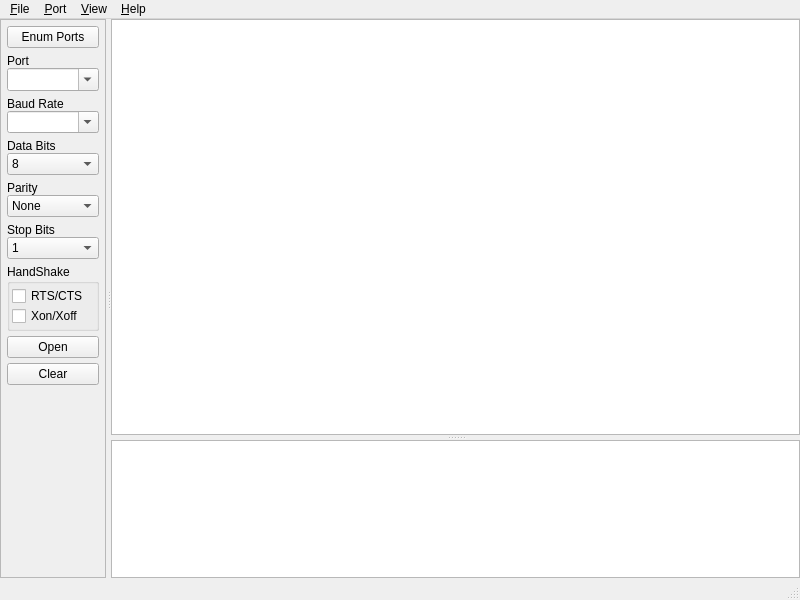
Qt form gui_qt5/mainwindow.ui (gamesun/UartVide) before a commit.
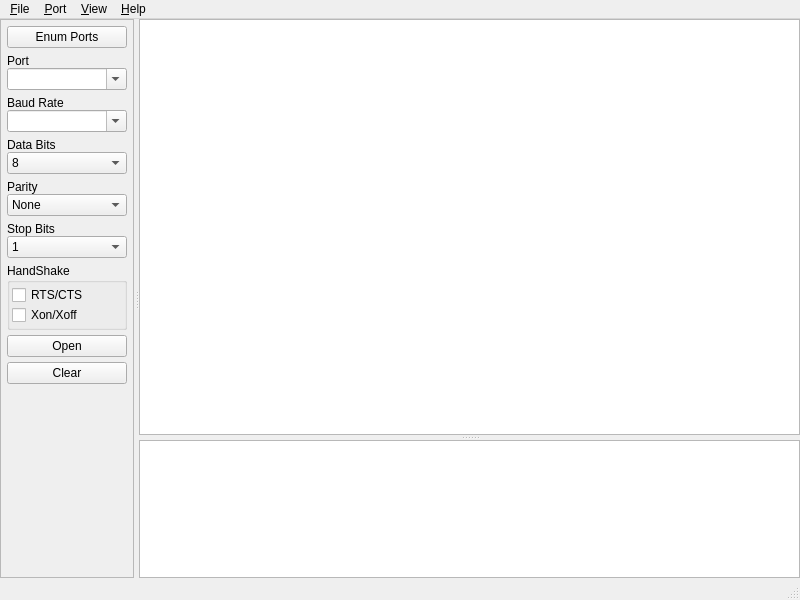
The same form after that commit.

```diff
--- a/gui_qt5/mainwindow.ui
+++ b/gui_qt5/mainwindow.ui
@@ -132,16 +132,19 @@
               </widget>
              </item>
              <item>
-              <widget class="QComboBox" name="comboBox">
-               <property name="font">
-                <font>
-                 <pointsize>10</pointsize>
-                 <italic>false</italic>
-                </font>
+              <widget class="QComboBox" name="cmbPort">
+               <property name="minimumSize">
+                <size>
+                 <width>120</width>
+                 <height>0</height>
+                </size>
                </property>
                <property name="editable">
                 <bool>true</bool>
                </property>
+               <property name="currentText">
+                <string notr="true"/>
+               </property>
               </widget>
              </item>
              <item>
@@ -171,6 +174,9 @@
                <property name="editable">
                 <bool>true</bool>
                </property>
+               <property name="currentText">
+                <string notr="true"/>
+               </property>
               </widget>
              </item>
              <item>
@@ -196,7 +202,10 @@
               </widget>
              </item>
              <item>
-              <widget class="QComboBox" name="comboBox_3">
+              <widget class="QComboBox" name="cmbDataBits">
+               <property name="currentText">
+                <string notr="true">8</string>
+               </property>
                <item>
                 <property name="text">
                  <string>8</string>
@@ -242,7 +251,10 @@
               </widget>
              </item>
              <item>
-              <widget class="QComboBox" name="comboBox_4">
+              <widget class="QComboBox" name="cmbParity">
+               <property name="currentText">
+                <string notr="true">None</string>
+               </property>
                <item>
                 <property name="text">
                  <string>None</string>
@@ -293,7 +305,10 @@
               </widget>
              </item>
              <item>
-              <widget class="QComboBox" name="comboBox_5">
+              <widget class="QComboBox" name="cmbStopBits">
+               <property name="currentText">
+                <string notr="true">1</string>
+               </property>
                <item>
                 <property name="text">
                  <string>1</string>
```
Left out of the diff: 98 changed lines with no effect on the pictures.
